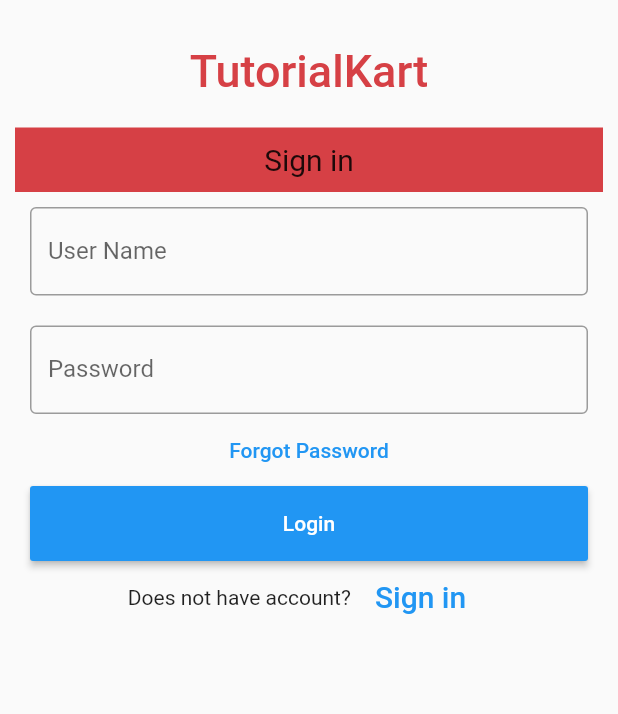
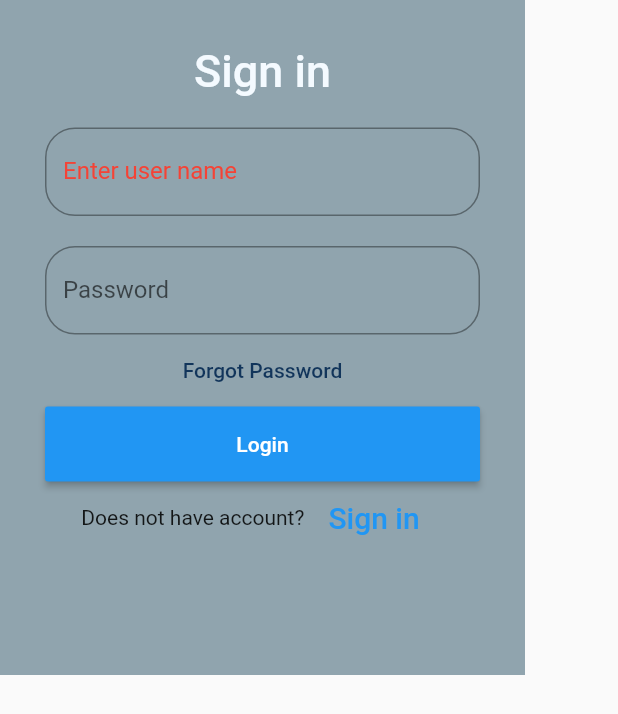
Before and after one commit to lochanar99/TVShowsFlutter, a Flutter app: the screen it shows after launch, on a phone screen of 412 x 824 dp. Shown: the top 714 px of the screen. Run offline on Flutter 3.47's test engine with Material 2 defaults, Android fonts, the phone set to English and light mode, and no system bars; missing offline and left inert: dart:html.

Commit message:
version 1

```diff
--- a/lib/pages/login.dart
+++ b/lib/pages/login.dart
@@ -1,3 +1,5 @@
+import 'dart:html';
+
 import 'package:flutter/material.dart';
 
 class Login extends StatefulWidget {
@@ -6,48 +8,39 @@
 }
 
 class _State extends State<Login> {
-  // @override
-  // Widget build(BuildContext context) {
-  //   return Scaffold(
-  //     body: SafeArea(
-  //       child: Text('login screen')),
-  //   );
-  // }
   TextEditingController nameController = TextEditingController();
   TextEditingController passwordController = TextEditingController();
 
   @override
   Widget build(BuildContext context) {
     return Scaffold(
-        body: Padding(
-            padding: EdgeInsets.all(10),
+        body: SafeArea(
+          child: Container(
+            width: 350,
+            height: 450,
+            padding: EdgeInsets.all(20),
+            color: Colors.blueGrey[300],
             child: ListView(
               children: <Widget>[
                 Container(
                     alignment: Alignment.center,
-                    padding: EdgeInsets.all(20),
-                    child: Text(
-                      'TutorialKart',
-                      style: TextStyle(
-                          color: Theme.of(context).primaryColor,
-                          fontWeight: FontWeight.w500,
-                          fontSize: 30),
-                    )),
-                Container(
-                    color: Theme.of(context).primaryColor,
-                    alignment: Alignment.center,
                     padding: EdgeInsets.all(10),
                     child: Text(
                       'Sign in',
-                      style: TextStyle(fontSize: 20),
+                      style: TextStyle(
+                        fontSize: 30,
+                        fontWeight: FontWeight.w500,
+                        color: Theme.of(context).backgroundColor
+                      ),
                     )),
                 Container(
                   padding: EdgeInsets.all(10),
                   child: TextField(
                     controller: nameController,
                     decoration: InputDecoration(
-                      border: OutlineInputBorder(),
-                      labelText: 'User Name',
+                      border: OutlineInputBorder(borderRadius: BorderRadius.circular(20)),
+                      labelText: 'Enter user name',
+                      labelStyle: TextStyle(color: Colors.red),
                     ),
                   ),
                 ),
@@ -57,7 +50,7 @@
                     obscureText: true,
                     controller: passwordController,
                     decoration: InputDecoration(
-                      border: OutlineInputBorder(),
+                      border: OutlineInputBorder(borderRadius: BorderRadius.circular(20)),
                       labelText: 'Password',
                     ),
                   ),
@@ -66,7 +59,7 @@
                   onPressed: (){
                     //forgot password screen
                   },
-                  textColor: Colors.blue,
+                  textColor: Theme.of(context).accentColor,
                   child: Text('Forgot Password'),
                 ),
                 Container(
@@ -99,6 +92,6 @@
                     mainAxisAlignment: MainAxisAlignment.center,
                 ))
               ],
-            )));
+            ))));
   }
 }
```
